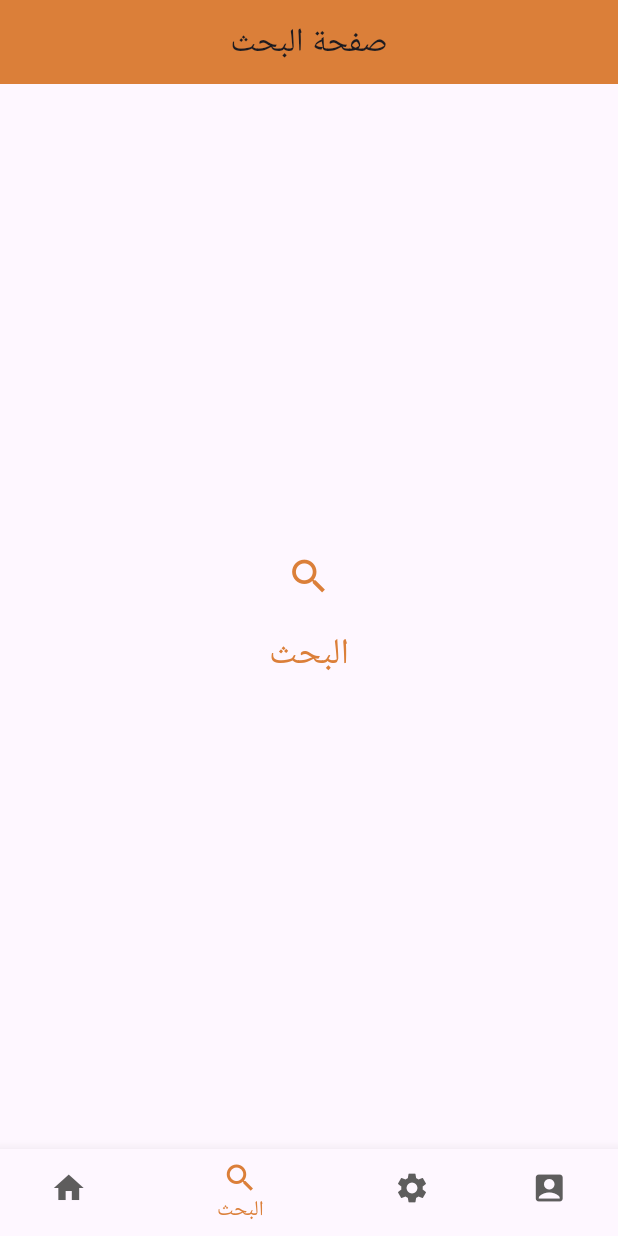
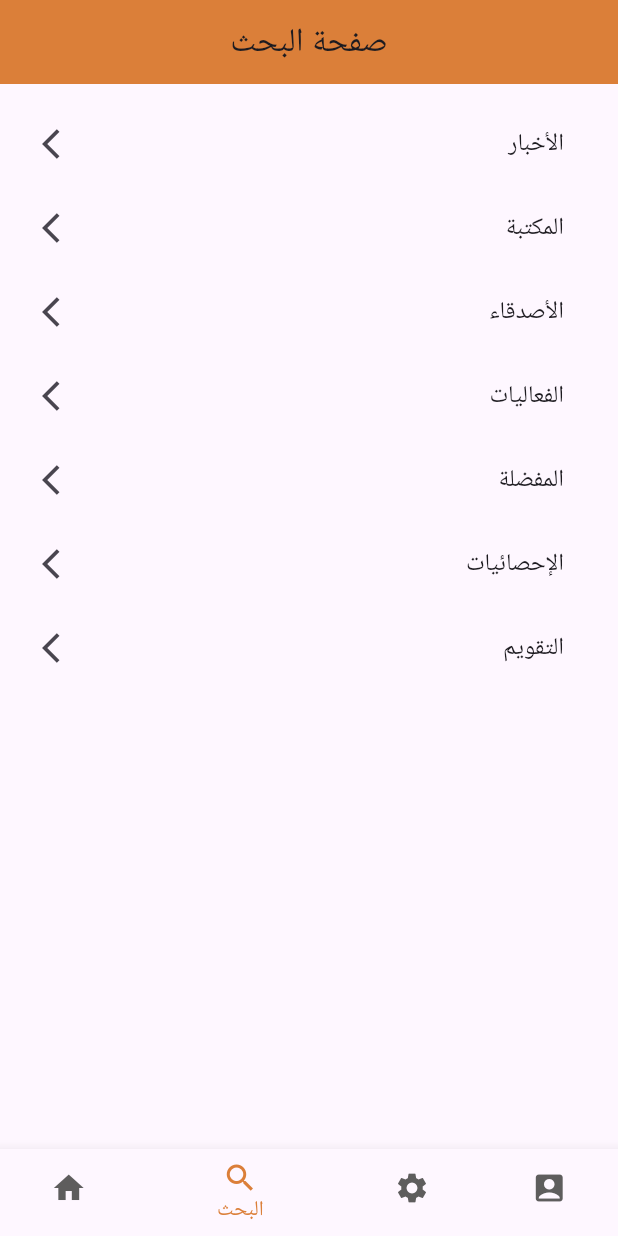
Before and after one commit to faraj-abbas/task3, a Flutter app: the screen it shows after launch, item 2 of the bottom bar chosen, on a phone screen of 412 x 824 dp. Run offline on Flutter 3.47's test engine with Material 3 defaults, Android fonts, the phone set to English and light mode, and no system bars.

Commit message:
firsit commit

```diff
--- a/lib/Search_page.dart
+++ b/lib/Search_page.dart
@@ -1,17 +1,70 @@
 import 'package:flutter/material.dart';
 
-class Searchpage extends StatelessWidget {
-  const Searchpage({super.key});
+class SearchPage extends StatelessWidget {
+  const SearchPage({super.key});
 
   @override
   Widget build(BuildContext context) {
-    return Center(
-      child: Column(
-        mainAxisAlignment: MainAxisAlignment.center,
-        children: const [
-          Icon(Icons.search, size: 30, color: const Color.fromARGB(255, 219, 127, 57)),
-          SizedBox(height: 20),
-          Text('البحث', style: TextStyle(fontSize: 24, color: const Color.fromARGB(255, 219, 127, 57))),
+    return Scaffold(
+      body: ListView(
+        padding: const EdgeInsets.all(12.0),
+        children: [
+          ListTile(
+            title: const Text(
+              "الأخبار",
+              textAlign: TextAlign.right,
+            ),
+            leading: const Icon(Icons.arrow_back_ios), // السهم مناسب للعربية
+            onTap: () {},
+          ),
+          ListTile(
+            title: const Text(
+              "المكتبة",
+              textAlign: TextAlign.right,
+            ),
+            leading: const Icon(Icons.arrow_back_ios),
+            onTap: () {},
+          ),
+          ListTile(
+            title: const Text(
+              "الأصدقاء",
+              textAlign: TextAlign.right,
+            ),
+            leading: const Icon(Icons.arrow_back_ios),
+            onTap: () {},
+          ),
+          ListTile(
+            title: const Text(
+              "الفعاليات",
+              textAlign: TextAlign.right,
+            ),
+            leading: const Icon(Icons.arrow_back_ios),
+            onTap: () {},
+          ),
+          ListTile(
+            title: const Text(
+              "المفضلة",
+              textAlign: TextAlign.right,
+            ),
+            leading: const Icon(Icons.arrow_back_ios),
+            onTap: () {},
+          ),
+          ListTile(
+            title: const Text(
+              "الإحصائيات",
+              textAlign: TextAlign.right,
+            ),
+            leading: const Icon(Icons.arrow_back_ios),
+            onTap: () {},
+          ),
+          ListTile(
+            title: const Text(
+              "التقويم",
+              textAlign: TextAlign.right,
+            ),
+            leading: const Icon(Icons.arrow_back_ios),
+            onTap: () {},
+          ),
         ],
       ),
     );
--- a/lib/main.dart
+++ b/lib/main.dart
@@ -31,8 +31,8 @@ class _IndexpageState extends State<Indexpage> {
   int _bottomNavbar = 0;
 
   final List<Widget> _pages = const [
-    Homepage(),
-    Searchpage(),
+    HomePage(),
+    SearchPage(),
     Settingpage(),
     Accountpage(),
   ];
```
Also changed, not shown: lib/Home_page.dart (+59 -10 lines).
